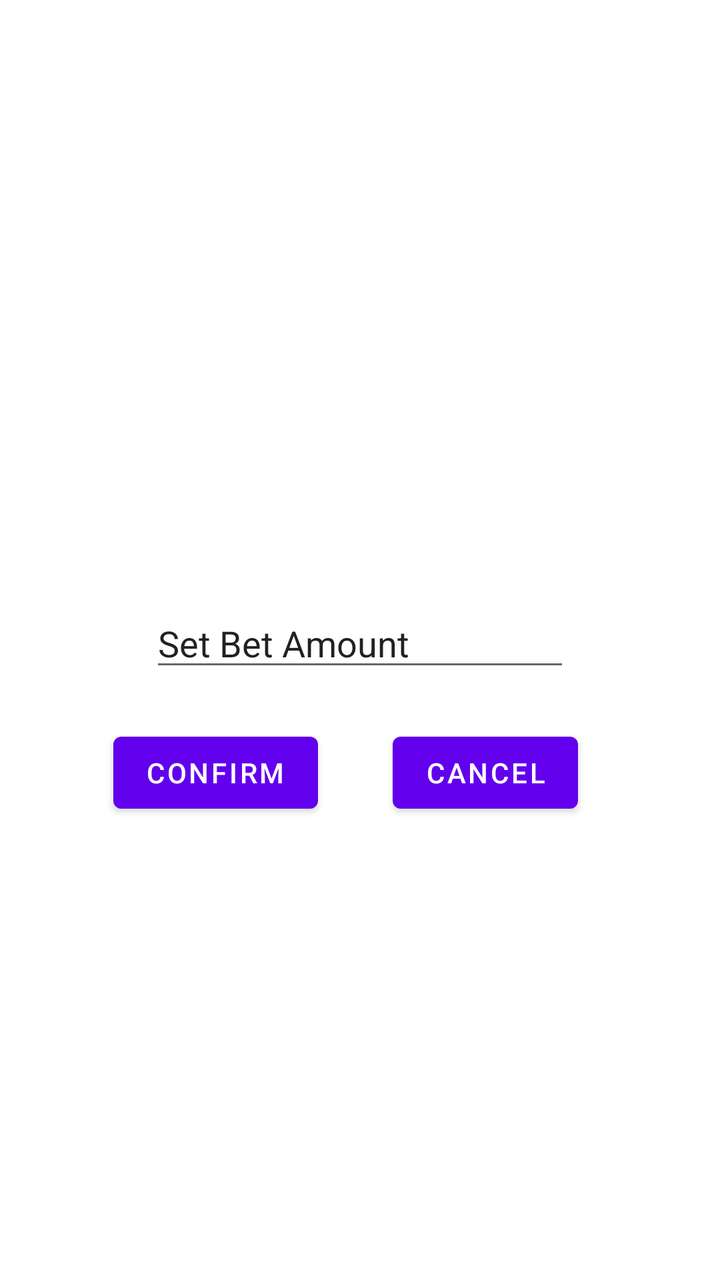
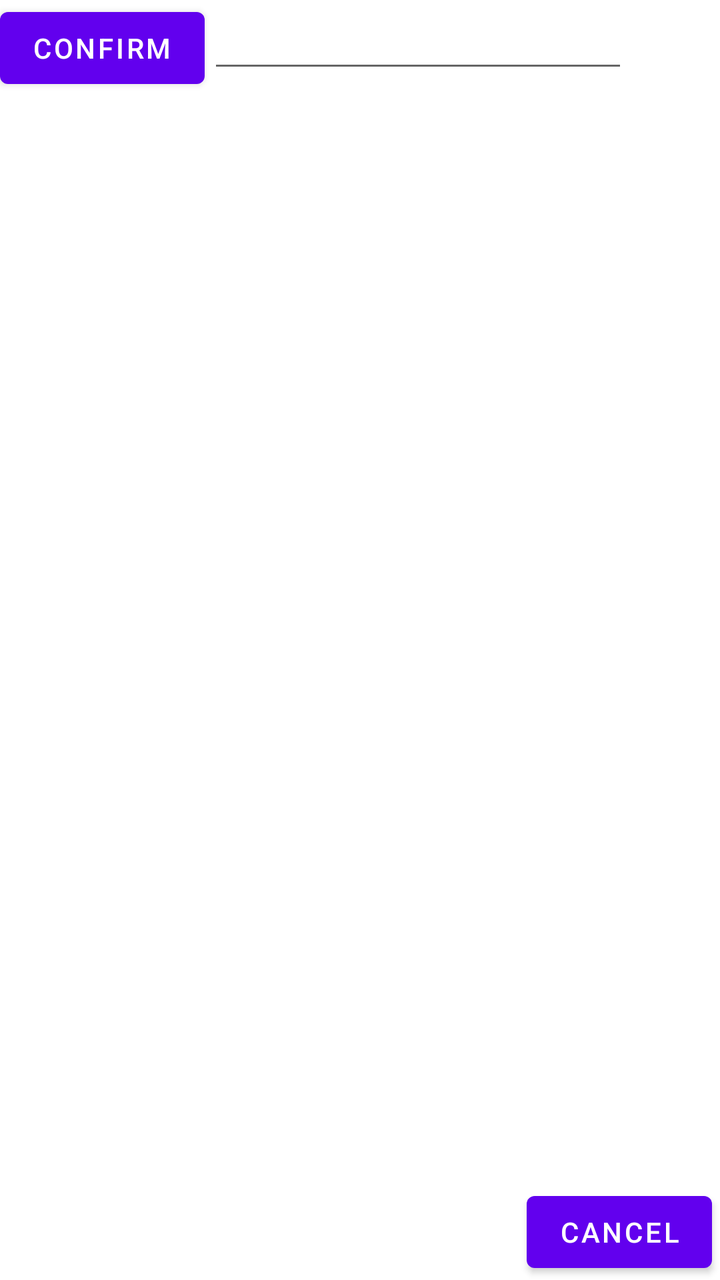

Screens rendered from an Android XML layout before and after an edit, with the pre-edit source and the edit as a unified diff.
<!-- AndroidManifest.xml: application theme Theme.GamblingBadger -->
<!-- res/layout/blackjack_set_bet_popup.xml -->
<?xml version="1.0" encoding="utf-8"?>
<androidx.constraintlayout.widget.ConstraintLayout xmlns:android="http://schemas.android.com/apk/res/android"
    xmlns:app="http://schemas.android.com/apk/res-auto"
    xmlns:tools="http://schemas.android.com/tools"
    android:layout_width="match_parent"
    android:layout_height="match_parent">

    <Button
        android:id="@+id/ConfirmButton"
        android:layout_width="wrap_content"
        android:layout_height="wrap_content"
        android:text="Confirm"
        app:layout_constraintBottom_toBottomOf="parent"
        app:layout_constraintEnd_toEndOf="parent"
        app:layout_constraintHorizontal_bias="0.22"
        app:layout_constraintStart_toStartOf="parent"
        app:layout_constraintTop_toTopOf="parent"
        app:layout_constraintVertical_bias="0.612" />

    <Button
        android:id="@+id/CancelButton"
        android:layout_width="wrap_content"
        android:layout_height="wrap_content"
        android:text="Cancel"
        app:layout_constraintBottom_toBottomOf="parent"
        app:layout_constraintEnd_toEndOf="parent"
        app:layout_constraintHorizontal_bias="0.735"
        app:layout_constraintStart_toStartOf="parent"
        app:layout_constraintTop_toTopOf="parent"
        app:layout_constraintVertical_bias="0.612" />

    <EditText
        android:id="@+id/TextInputSetBet"
        android:layout_width="wrap_content"
        android:layout_height="wrap_content"
        android:ems="10"
        android:inputType="textPersonName"
        android:text="Set Bet Amount"
        app:layout_constraintBottom_toBottomOf="parent"
        app:layout_constraintEnd_toEndOf="parent"
        app:layout_constraintStart_toStartOf="parent"
        app:layout_constraintTop_toTopOf="parent" />
</androidx.constraintlayout.widget.ConstraintLayout>
<!-- resources referenced by this layout -->
<resources>
  <style name="Theme.GamblingBadger" parent="Theme.MaterialComponents.DayNight.DarkActionBar">
          
          <item name="colorPrimary">@color/purple_500</item>
          <item name="colorPrimaryVariant">@color/purple_700</item>
          <item name="colorOnPrimary">@color/white</item>
          
          <item name="colorSecondary">@color/teal_200</item>
          <item name="colorSecondaryVariant">@color/teal_700</item>
          <item name="colorOnSecondary">@color/black</item>
          
          <item name="android:statusBarColor" tools:targetApi="l">?attr/colorPrimaryVariant</item>
          
      </style>
  <color name="purple_500">#FF6200EE</color>
  <color name="purple_700">#FF3700B3</color>
  <color name="white">#FFFFFFFF</color>
  <color name="teal_200">#FF03DAC5</color>
  <color name="teal_700">#FF018786</color>
  <color name="black">#FF000000</color>
</resources>

<!-- the commit's change to res/layout/blackjack_set_bet_popup.xml (unified diff, before → after) -->
@@ -3,7 +3,8 @@
     xmlns:app="http://schemas.android.com/apk/res-auto"
     xmlns:tools="http://schemas.android.com/tools"
     android:layout_width="match_parent"
-    android:layout_height="match_parent">
+    android:layout_height="wrap_content"
+    android:orientation="vertical">
 
     <Button
         android:id="@+id/ConfirmButton"
@@ -11,33 +12,33 @@
         android:layout_height="wrap_content"
         android:text="Confirm"
         app:layout_constraintBottom_toBottomOf="parent"
-        app:layout_constraintEnd_toEndOf="parent"
-        app:layout_constraintHorizontal_bias="0.22"
+        app:layout_constraintEnd_toStartOf="@+id/CancelButton"
+        app:layout_constraintHorizontal_bias="0.0"
         app:layout_constraintStart_toStartOf="parent"
         app:layout_constraintTop_toTopOf="parent"
-        app:layout_constraintVertical_bias="0.612" />
+        app:layout_constraintVertical_bias="0.0" />
 
     <Button
         android:id="@+id/CancelButton"
         android:layout_width="wrap_content"
         android:layout_height="wrap_content"
+        android:layout_marginEnd="4dp"
         android:text="Cancel"
         app:layout_constraintBottom_toBottomOf="parent"
         app:layout_constraintEnd_toEndOf="parent"
-        app:layout_constraintHorizontal_bias="0.735"
-        app:layout_constraintStart_toStartOf="parent"
         app:layout_constraintTop_toTopOf="parent"
-        app:layout_constraintVertical_bias="0.612" />
+        app:layout_constraintVertical_bias="1.0" />
 
     <EditText
         android:id="@+id/TextInputSetBet"
         android:layout_width="wrap_content"
         android:layout_height="wrap_content"
+        android:layout_marginStart="104dp"
         android:ems="10"
         android:inputType="textPersonName"
-        android:text="Set Bet Amount"
+        android:text=""
         app:layout_constraintBottom_toBottomOf="parent"
-        app:layout_constraintEnd_toEndOf="parent"
         app:layout_constraintStart_toStartOf="parent"
-        app:layout_constraintTop_toTopOf="parent" />
+        app:layout_constraintTop_toTopOf="parent"
+        app:layout_constraintVertical_bias="0.0" />
 </androidx.constraintlayout.widget.ConstraintLayout>
